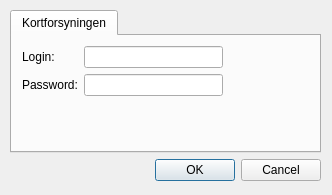
Septima/qgis-geosearch, file src/geosearch_dk/ui_settings.ui: the form before one commit.
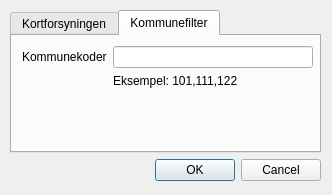
The form after the commit. The open tabs and pages were chosen to show the change.

Commit message: Settings dialog

The edit to the form file:
```diff
--- a/src/geosearch_dk/ui_settings.ui
+++ b/src/geosearch_dk/ui_settings.ui
@@ -62,6 +62,40 @@
         </layout>
        </widget>
       </widget>
+      <widget class="QWidget" name="tab">
+       <attribute name="title">
+        <string>Kommunefilter</string>
+       </attribute>
+       <widget class="QWidget" name="formLayoutWidget_2">
+        <property name="geometry">
+         <rect>
+          <x>10</x>
+          <y>10</y>
+          <width>291</width>
+          <height>71</height>
+         </rect>
+        </property>
+        <layout class="QFormLayout" name="formLayout_2">
+         <item row="0" column="0">
+          <widget class="QLabel" name="kommunekoderLabel">
+           <property name="text">
+            <string>Kommunekoder</string>
+           </property>
+          </widget>
+         </item>
+         <item row="0" column="1">
+          <widget class="QLineEdit" name="kommunekoderLineEdit"/>
+         </item>
+         <item row="1" column="1">
+          <widget class="QLabel" name="label">
+           <property name="text">
+            <string>Eksempel: 101,111,122</string>
+           </property>
+          </widget>
+         </item>
+        </layout>
+       </widget>
+      </widget>
      </widget>
     </item>
     <item>
```
Left out of the diff: 3 changed lines with no effect on the pictures.
